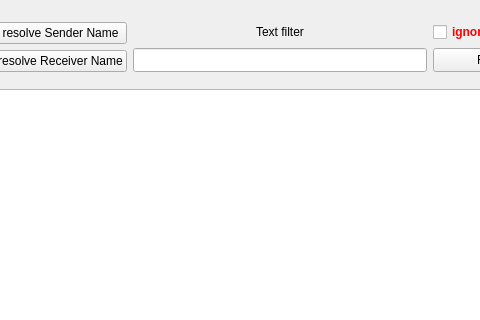
The window that mainwindow.ui (jeyboy/sniffer) describes before a commit, drawn with Qt 5; both pictures show x 114 to 594 and y 0 to 320 of the 856 by 596 pixel window.
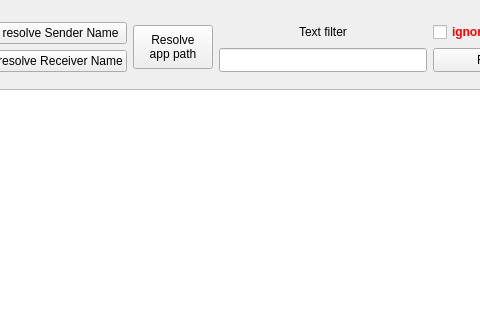
The same window after the commit.

Diff of the .ui file:
```diff
--- a/mainwindow.ui
+++ b/mainwindow.ui
@@ -64,6 +64,23 @@
          </item>
         </layout>
        </item>
+       <item>
+        <widget class="QPushButton" name="resolveAppBtn">
+         <property name="minimumSize">
+          <size>
+           <width>0</width>
+           <height>44</height>
+          </size>
+         </property>
+         <property name="text">
+          <string>Resolve
+app path</string>
+         </property>
+         <property name="checkable">
+          <bool>true</bool>
+         </property>
+        </widget>
+       </item>
        <item>
         <layout class="QVBoxLayout" name="verticalLayout_2">
          <item>
```
